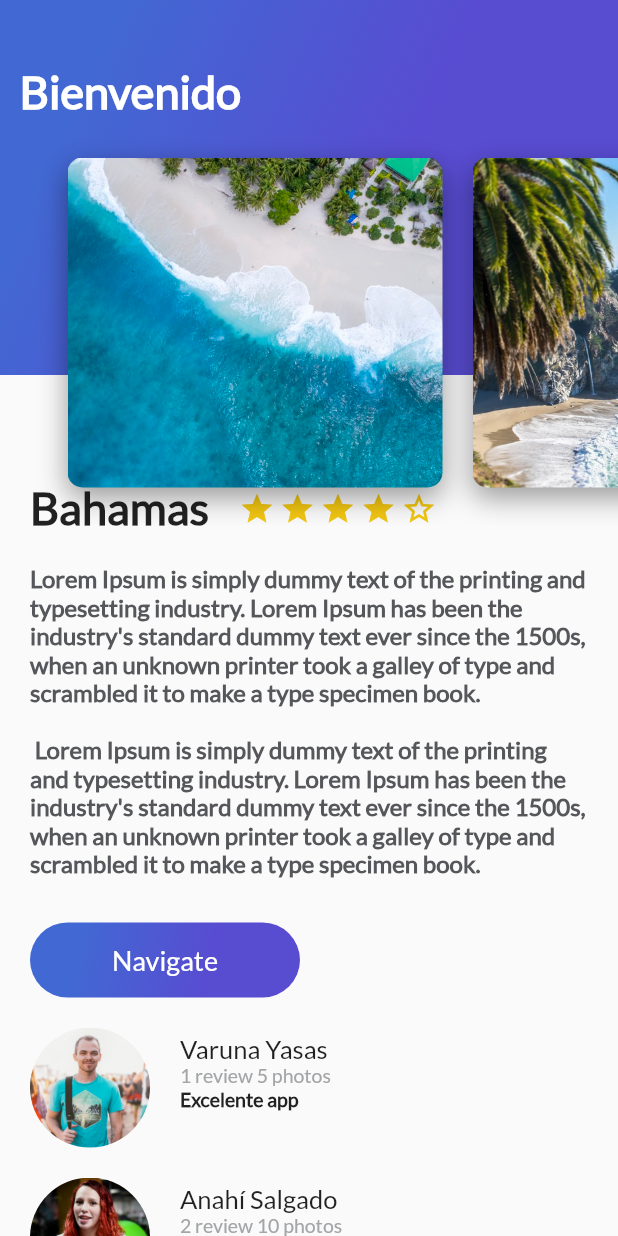
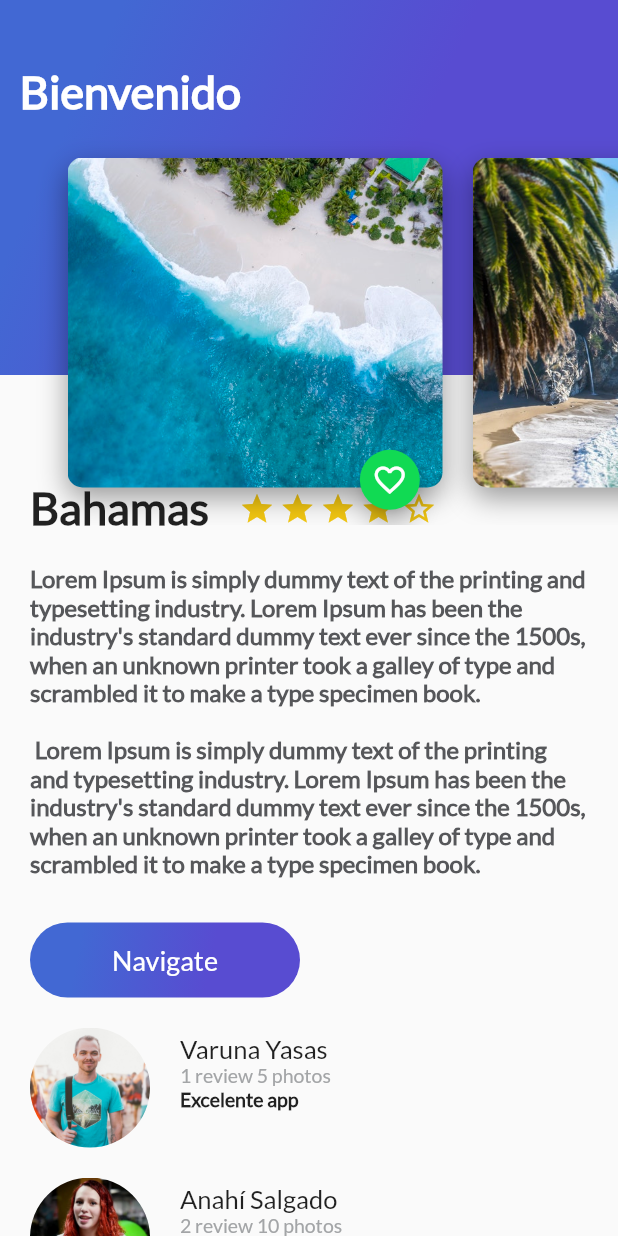
Before and after one commit to AlfredGonz/trips-app, a Flutter app: the screen it shows after launch, on a phone screen of 412 x 824 dp. Run offline on Flutter 3.47's test engine with Material 2 defaults, Android fonts, the phone set to English and light mode, and no system bars.

Commit message:
cambio de icono al preisonar el boton

```diff
--- a/lib/card_image.dart
+++ b/lib/card_image.dart
@@ -1,4 +1,5 @@
 import 'package:flutter/material.dart';
+import 'package:trips_app/floating_action_button_green.dart';
 
 class CardImage extends StatelessWidget {
   final String pathImage;
@@ -23,6 +24,12 @@ class CardImage extends StatelessWidget {
                 offset: Offset(0.0, 7.0))
           ]),
     );
-    return card;
+    return Stack(
+      alignment: Alignment(0.9, 1.15),
+      children: <Widget>[
+        card,
+        FloatingActionButtonGreen(),
+      ],
+    );
   }
 }
--- a/lib/floating_action_button_green.dart
+++ b/lib/floating_action_button_green.dart
@@ -0,0 +1,32 @@
+import 'package:flutter/material.dart';
+
+class FloatingActionButtonGreen extends StatefulWidget {
+  @override
+  _FloatingActionButtonGreenState createState() =>
+      _FloatingActionButtonGreenState();
+}
+
+class _FloatingActionButtonGreenState extends State<FloatingActionButtonGreen> {
+  bool _isFavorite = false;
+  void onPressedFav() {
+    setState(() {
+      _isFavorite = !_isFavorite;
+    });
+    Scaffold.of(context).showSnackBar(SnackBar(
+      content: _isFavorite
+          ? Text('Agregaste a tus Favoritos')
+          : Text('Eliminaste de tus Favoritos'),
+    ));
+  }
+
+  @override
+  Widget build(BuildContext context) {
+    return FloatingActionButton(
+      backgroundColor: Color(0xFF11DA53),
+      mini: true,
+      tooltip: 'Fav',
+      onPressed: onPressedFav,
+      child: _isFavorite ? Icon(Icons.favorite) : Icon(Icons.favorite_border),
+    );
+  }
+}
```
